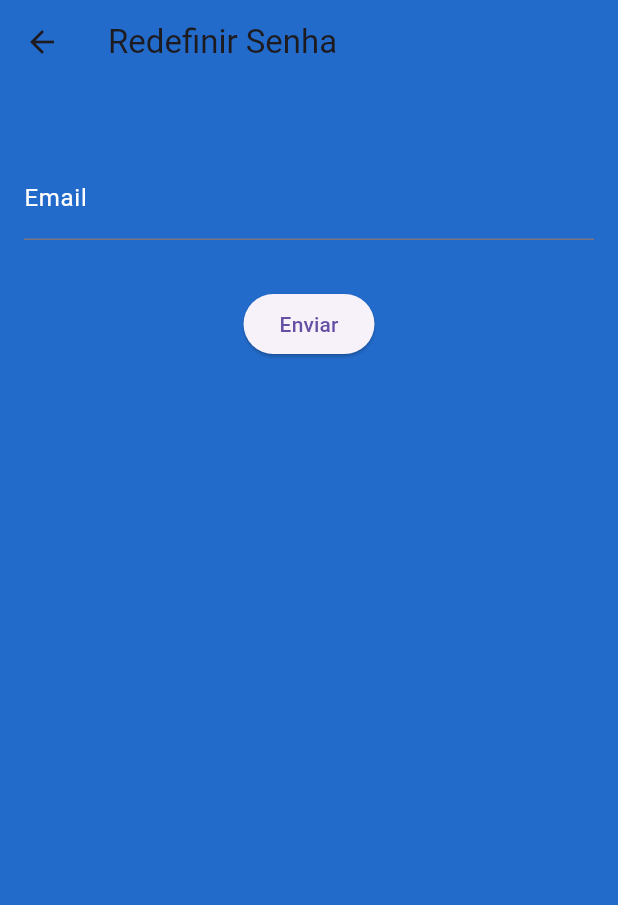
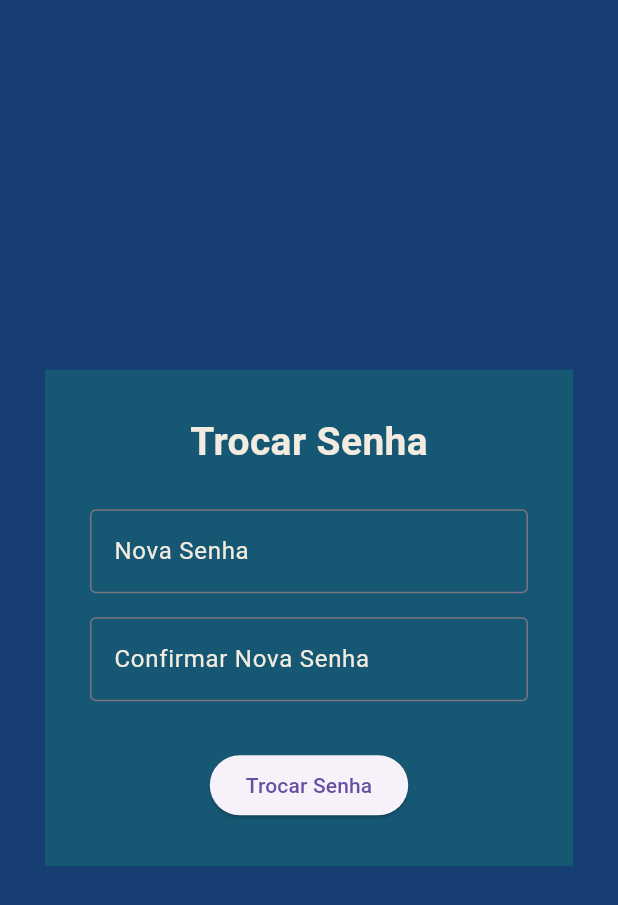
Before and after one commit to PedroBorgonhone/mobile_crypto, a Flutter app: the TelaRecuperarSenha screen opened directly, after a tap on "Enviar", on a phone screen of 412 x 824 dp. Shown: the top 905 px of the screen. Run offline on Flutter 3.47's test engine with Material 3 defaults, Android fonts, the phone set to English and light mode, and no system bars.

Commit message:
feat: Implementar telas de recuperação e troca de senha com layout aprimorado

```diff
--- a/lib/pages/tela_login.dart
+++ b/lib/pages/tela_login.dart
@@ -19,6 +19,7 @@ class TelaLogin extends StatelessWidget {
 
           child: SingleChildScrollView(
             child: Column(
+              mainAxisAlignment: MainAxisAlignment.center,
               children: <Widget>[
 
                 // Texto de Bem Vindo
@@ -106,7 +107,6 @@ class TelaLogin extends StatelessWidget {
                   },
                   child: Text(
                     'Esqueceu a Senha?',
-                    textAlign: TextAlign.center,
                     style: TextStyle(
                       fontSize: 14,
                       color: Color(0xFFF2EBDF),
@@ -128,7 +128,6 @@ class TelaLogin extends StatelessWidget {
                   },
                   child: Text(
                     'Não possui uma conta? Registre-se',
-                    textAlign: TextAlign.center,
                     style: TextStyle(
                       fontSize: 14,
                       color: Color(0xFFF2EBDF),
--- a/lib/pages/tela_recuperar_senha.dart
+++ b/lib/pages/tela_recuperar_senha.dart
@@ -1,4 +1,5 @@
 import 'package:flutter/material.dart';
+import 'package:pedropaulo_cryptos/pages/tela_trocar_senha.dart';
 
 class TelaRecuperarSenha extends StatelessWidget {
   const TelaRecuperarSenha({super.key});
@@ -6,31 +7,97 @@ class TelaRecuperarSenha extends StatelessWidget {
   @override
   Widget build(BuildContext context) {
     return Scaffold(
-      backgroundColor: const Color(0xFF236bcb),
-      appBar: AppBar(
-        title: const Text('Redefinir Senha'),
-        backgroundColor: Colors.transparent,
-        elevation: 0,
+
+      body: Center(
+        child: Container(
+          color: const Color(0xFF165873),
+          width: double.infinity,
+          margin: const EdgeInsets.all(30),
+          padding: const EdgeInsets.all(30),
+
+          child: SingleChildScrollView(
+            child: Column(
+              mainAxisAlignment: MainAxisAlignment.center,
+              children: <Widget>[
+
+                // Texto de Recuperação de Senha
+
+                const Text('Redefinição de Senha!',
+                  style: TextStyle(
+                    fontSize: 26,
+                    fontWeight: FontWeight.bold,
+                    color: Color(0xFFF2EBDF),
                   ),
-      body: Padding(
-        padding: const EdgeInsets.all(16.0),
-        child: Column(
-          children: <Widget>[
+                ),
+
+                // Campo explicativo
+
+                const SizedBox(height: 6),
+                const Text('Insira seu email para receber o link de redefinição de senha',
+                  style: TextStyle(
+                    fontSize: 14,
+                    fontWeight: FontWeight.w200,
+                    color: Color(0xFFF2EBDF),
+                  ),
+                ),
+
+                // Campo de Email
+
                 const SizedBox(height: 32.0),
                 TextField(
                   decoration: InputDecoration(
                     labelText: 'Email',
                     labelStyle: TextStyle(color: Colors.white),
+                    border: OutlineInputBorder(),
                   ),
                 ),
+
+                // Botão Enviar
+
                 const SizedBox(height: 32.0),
                 ElevatedButton(
                   onPressed: () {
-                // Lógica para enviar o email de redefinição
+                      Navigator.pushReplacement(
+                        context,
+                        MaterialPageRoute(builder: (context) => const TelaTrocarSenha()),
+                      );
                     },
-              child: const Text('Enviar'),
+                  style: ElevatedButton.styleFrom(
+                    backgroundColor: const Color(0xFF307B8C),
+                    shape: RoundedRectangleBorder(
+                        borderRadius: BorderRadius.circular(8),
                     ),
+                  ),
+                  child: const Text(
+                    'Enviar',
+                    style: TextStyle(
+                      fontSize: 18,
+                      color: Color(0xFFF2EBDF),
+                    ),
+                  ),
+                ),
+
+                // Botão Cancelar
+
+                const SizedBox(height: 20),
+                TextButton(
+                  onPressed: () {
+                    Navigator.pop(context);
+                  },
+                  child: const Text(
+                    'Cancelar',
+                    style: TextStyle(
+                      fontSize: 14,
+                      color: Color(0xFFF2EBDF),
+                      decoration: TextDecoration.underline,
+                      decorationColor: Color(0xFFF2EBDF),
+                    ),
+                  ),
+                ),
+
               ],
+            ),
+          )
         ),
       ),
     );
--- a/lib/pages/tela_registro.dart
+++ b/lib/pages/tela_registro.dart
@@ -7,7 +7,8 @@ class TelaRegistro extends StatelessWidget {
   @override
   Widget build(BuildContext context) {
     return Scaffold(
-      body: Center( // Centraliza o Container na tela
+
+      body: Center(
         child: Container(
           color: const Color(0xFF165873),
           width: double.infinity,
@@ -16,7 +17,7 @@ class TelaRegistro extends StatelessWidget {
 
           child: SingleChildScrollView(
             child: Column(
-              mainAxisSize: MainAxisSize.min,
+              mainAxisAlignment: MainAxisAlignment.center,
               children: <Widget>[
 
                 // Texto de Registro
@@ -65,9 +66,7 @@ class TelaRegistro extends StatelessWidget {
                   style: const TextStyle(color: Color(0xFFF2EBDF)),
                   decoration: InputDecoration(
                     labelText: 'Senha',
-                    labelStyle: const TextStyle(
-                      color: Color(0xFFF2EBDF),
-                    ),
+                    labelStyle: const TextStyle(color: Color(0xFFF2EBDF),),
                     border: OutlineInputBorder()
                   ),
                 ),
@@ -80,9 +79,7 @@ class TelaRegistro extends StatelessWidget {
                   style: const TextStyle(color: Color(0xFFF2EBDF)),
                   decoration: InputDecoration(
                     labelText: 'Confirmar Senha',
-                    labelStyle: const TextStyle(
-                      color: Color(0xFFF2EBDF),
-                    ),
+                    labelStyle: const TextStyle(color: Color(0xFFF2EBDF),),
                     border: OutlineInputBorder()
                   ),
                 ),
@@ -125,7 +122,6 @@ class TelaRegistro extends StatelessWidget {
                   },
                   child: const Text(
                     'Cancelar',
-                    textAlign: TextAlign.center,
                     style: TextStyle(
                       fontSize: 14,
                       color: Color(0xFFF2EBDF),
--- /dev/null
+++ b/lib/pages/tela_trocar_senha.dart
@@ -0,0 +1,74 @@
+import 'package:flutter/material.dart';
+
+class TelaTrocarSenha extends StatelessWidget {
+  const TelaTrocarSenha({super.key});
+
+  @override
+  Widget build(BuildContext context) {
+    return Scaffold(
+
+      body: Center(
+        child: Container(
+          color: const Color(0xFF165873),
+          width: double.infinity,
+          margin: const EdgeInsets.all(30),
+          padding: const EdgeInsets.all(30),
+
+          child: SingleChildScrollView(
+            child: Column(
+              mainAxisAlignment: MainAxisAlignment.center,
+              children: <Widget>[
+
+                // Texto de Trocar Senha
+
+                const Text('Trocar Senha',
+                  style: TextStyle(
+                    fontSize: 26,
+                    fontWeight: FontWeight.bold,
+                    color: Color(0xFFF2EBDF),
+                  ),
+                ),
+
+                // Campo de Nova Senha
+
+                const SizedBox(height: 26),
+                TextField(
+                  obscureText: true,
+                  style: const TextStyle(color: Color(0xFFF2EBDF)),
+                  decoration: InputDecoration(
+                    labelText: 'Nova Senha',
+                    labelStyle: const TextStyle(color: Color(0xFFF2EBDF),),
+                    border: OutlineInputBorder(),
+                  ),
+                ),
+
+                // Campo de Confirmar Nova Senha
+
+                const SizedBox(height: 16),
+                TextField(
+                  obscureText: true,
+                  style: const TextStyle(color: Color(0xFFF2EBDF)),
+                  decoration: InputDecoration(
+                    labelText: 'Confirmar Nova Senha',
+                    labelStyle: const TextStyle(color: Color(0xFFF2EBDF),),
+                    border: OutlineInputBorder(),
+                  ),
+                ),
+
+                // Botão Trocar Senha
+
+                const SizedBox(height: 32.0),
+                ElevatedButton(
+                  onPressed: () {
+                    // Lógica para trocar a senha
+                  },
+                  child: const Text('Trocar Senha'),
+                ),
+              ],
+            ),
+          ),
+        ),
+      ),
+    );
+  }
+}
```
Lines whose indentation alone changed are shown as unchanged.
